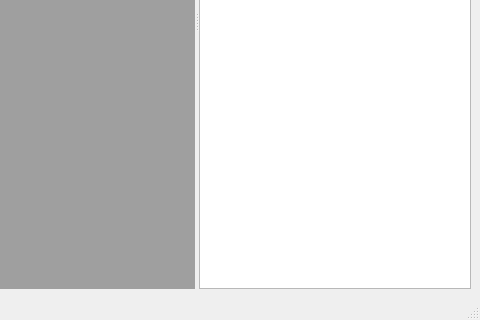
First picture: the form in KayrebtViewer/viewer.ui, repository lgeorget/KayrebtViewer, before the edit; both pictures show x 380 to 860 and y 292 to 612 of the 860 by 612 pixel window.
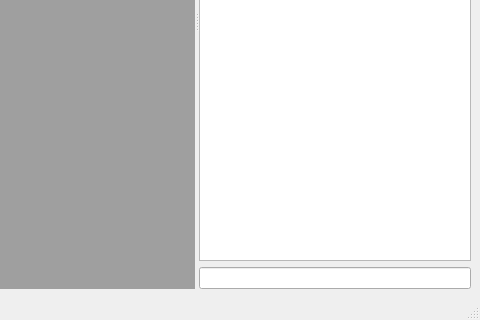
Second picture: the form after the edit. Custom widgets are drawn as their Qt base class.

Commit message:
Change the display of the source panel
* Display the name of the source file
* Adapt the width of the source panel more intuitively

The edit to the form file:
```diff
--- a/KayrebtViewer/viewer.ui
+++ b/KayrebtViewer/viewer.ui
@@ -14,7 +14,7 @@
    <string>Kayrebt::Viewer</string>
   </property>
   <widget class="QWidget" name="centralwidget">
-   <layout class="QVBoxLayout" name="verticalLayout">
+   <layout class="QHBoxLayout" name="horizontalLayout">
     <item>
      <widget class="QSplitter" name="splitter">
       <property name="orientation">
@@ -49,7 +49,10 @@
         <bool>true</bool>
        </property>
       </widget>
-      <widget class="SourceTextViewer" name="sources">
+      <widget class="QWidget" name="sourcePanel" native="true">
+       <layout class="QVBoxLayout" name="sourceLayout">
+        <item>
+         <widget class="SourceTextViewer" name="sourceText">
        <property name="sizePolicy">
         <sizepolicy hsizetype="Minimum" vsizetype="Expanding">
          <horstretch>0</horstretch>
@@ -60,6 +63,16 @@
         <bool>true</bool>
        </property>
       </widget>
+        </item>
+        <item>
+         <widget class="QLineEdit" name="sourceTitle">
+          <property name="readOnly">
+           <bool>true</bool>
+          </property>
+         </widget>
+        </item>
+       </layout>
+      </widget>
      </widget>
     </item>
    </layout>
```
Left out of the diff: 24 changed lines with no effect on the pictures. Lines whose indentation alone changed are shown as unchanged. The commit also changes 4 other files.
